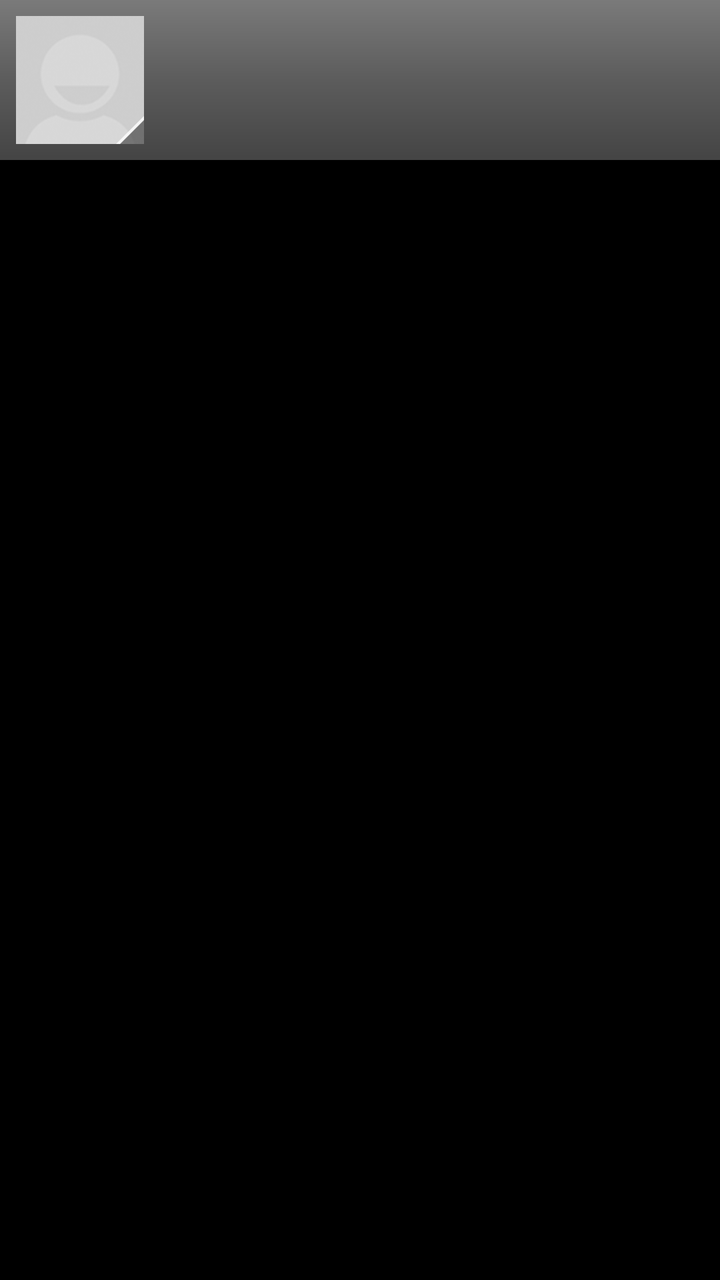
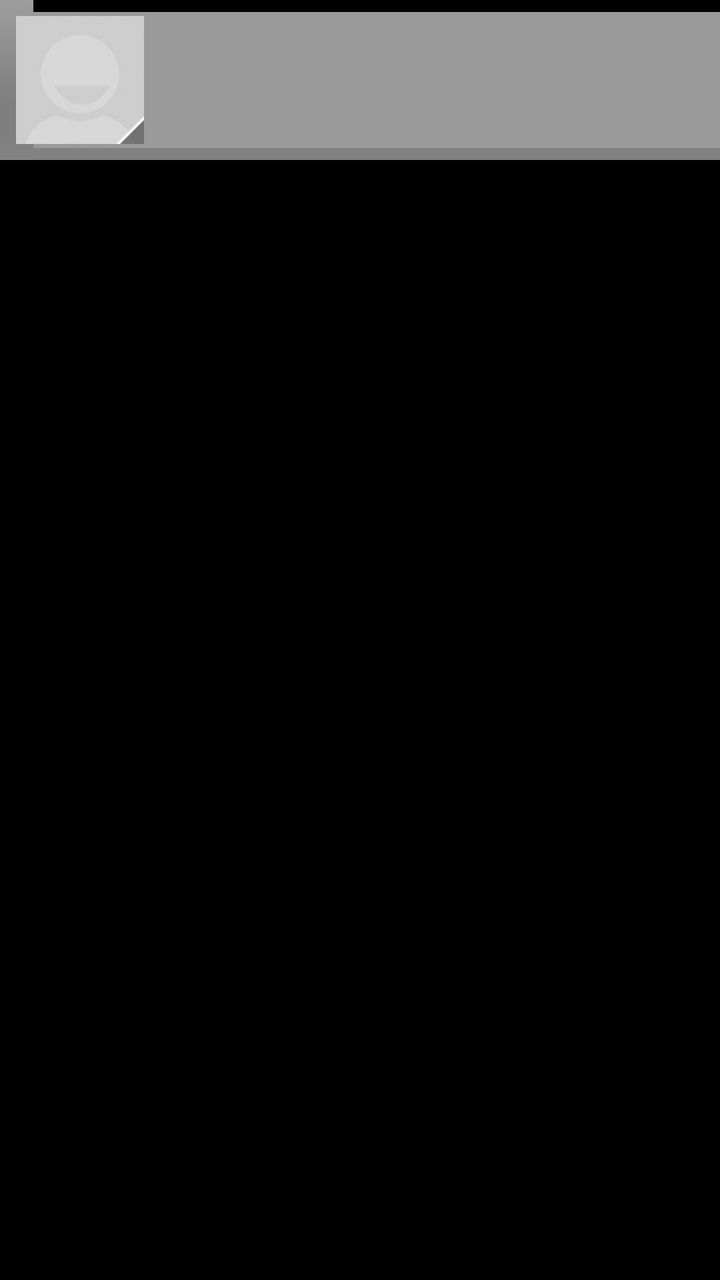

Screens rendered from an Android XML layout before and after an edit, with the pre-edit source and the edit as a unified diff.
<!-- AndroidManifest.xml: fallback theme Theme.MaterialComponents.DayNight.NoActionBar -->
<!-- res/layout/ec_details.xml -->
<?xml version="1.0" encoding="utf-8"?>
<LinearLayout xmlns:android="http://schemas.android.com/apk/res/android"
    android:orientation="vertical"
    android:layout_width="fill_parent"
    android:layout_height="fill_parent"
    android:background="@color/ec_window_bg">

    <LinearLayout android:orientation="horizontal"
        android:layout_width="fill_parent"
        android:layout_height="wrap_content"
        android:background="@drawable/ec_header"
        android:paddingLeft="8.0dip"
        android:paddingTop="8.0dip"
        android:paddingRight="8.0dip"
        android:paddingBottom="8.0dip">

        <android.widget.QuickContactBadge android:id="@+id/ec_detail_avatar"
            android:layout_width="64.0dip"
            android:layout_height="64.0dip"
            android:layout_gravity="center_vertical"
            android:scaleType="fitCenter"
            style="?android:attr/quickContactBadgeStyleWindowLarge" />

        <LinearLayout
            android:orientation="vertical"
            android:layout_width="0.0dip"
            android:layout_height="wrap_content"
            android:layout_weight="1.0"
            android:layout_gravity="center_vertical"
            android:paddingLeft="10.0dip">

            <TextView android:id="@+id/ec_detail_name"
                android:layout_width="fill_parent"
                android:layout_height="wrap_content"
                android:textAppearance="?android:textAppearanceLarge"
                android:textColor="#ffffffff"
                android:textStyle="bold"
                android:singleLine="true"
                android:ellipsize="end" />

            <TextView android:id="@+id/ec_detail_status"
                android:layout_width="fill_parent"
                android:layout_height="wrap_content"
                android:textAppearance="?android:textAppearanceSmall"
                android:textColor="#ffd0d0d0"
                android:singleLine="true"
                android:ellipsize="end" />
        </LinearLayout>
    </LinearLayout>

    <ScrollView
        android:layout_width="fill_parent"
        android:layout_height="0.0dip"
        android:layout_weight="1.0">

        <LinearLayout android:id="@+id/ec_detail_fields"
            android:orientation="vertical"
            android:layout_width="fill_parent"
            android:layout_height="wrap_content"
            android:padding="12.0dip" />
    </ScrollView>
</LinearLayout>
<!-- resources referenced by this layout -->
<resources>
  <color name="ec_window_bg">#ffffffff</color>
  <!-- drawable ec_header (drawable) -->
  <?xml version="1.0" encoding="utf-8"?>
  <shape xmlns:android="http://schemas.android.com/apk/res/android"
      android:shape="rectangle">
      <gradient
          android:angle="270"
          android:startColor="#ff7a7a7a"
          android:centerColor="#ff5c5c5c"
          android:endColor="#ff444444" />
  </shape>
</resources>

<!-- the commit's change to res/layout/ec_details.xml (unified diff, before → after) -->
@@ -8,7 +8,7 @@
     <LinearLayout android:orientation="horizontal"
         android:layout_width="fill_parent"
         android:layout_height="wrap_content"
-        android:background="@drawable/ec_header"
+        android:background="@drawable/ec_title_bar"
         android:paddingLeft="8.0dip"
         android:paddingTop="8.0dip"
         android:paddingRight="8.0dip"
<!-- resource entries referenced after the edit -->
@@ -1,15 +1,6 @@
 <!-- resources referenced by this layout -->
 <resources>
   <color name="ec_window_bg">#ffffffff</color>
-  <!-- drawable ec_header (drawable) -->
-  <?xml version="1.0" encoding="utf-8"?>
-  <shape xmlns:android="http://schemas.android.com/apk/res/android"
-      android:shape="rectangle">
-      <gradient
-          android:angle="270"
-          android:startColor="#ff7a7a7a"
-          android:centerColor="#ff5c5c5c"
-          android:endColor="#ff444444" />
-  </shape>
+  <!-- drawable ec_title_bar: png bitmap (drawable-hdpi, 245 bytes) -->
 </resources>
 
